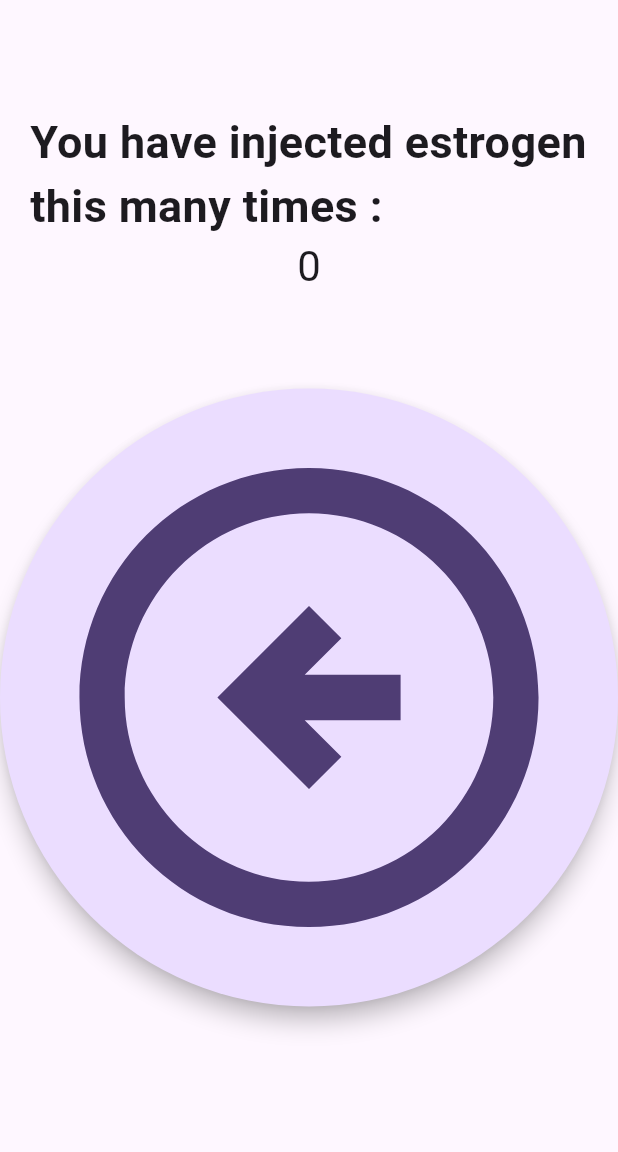
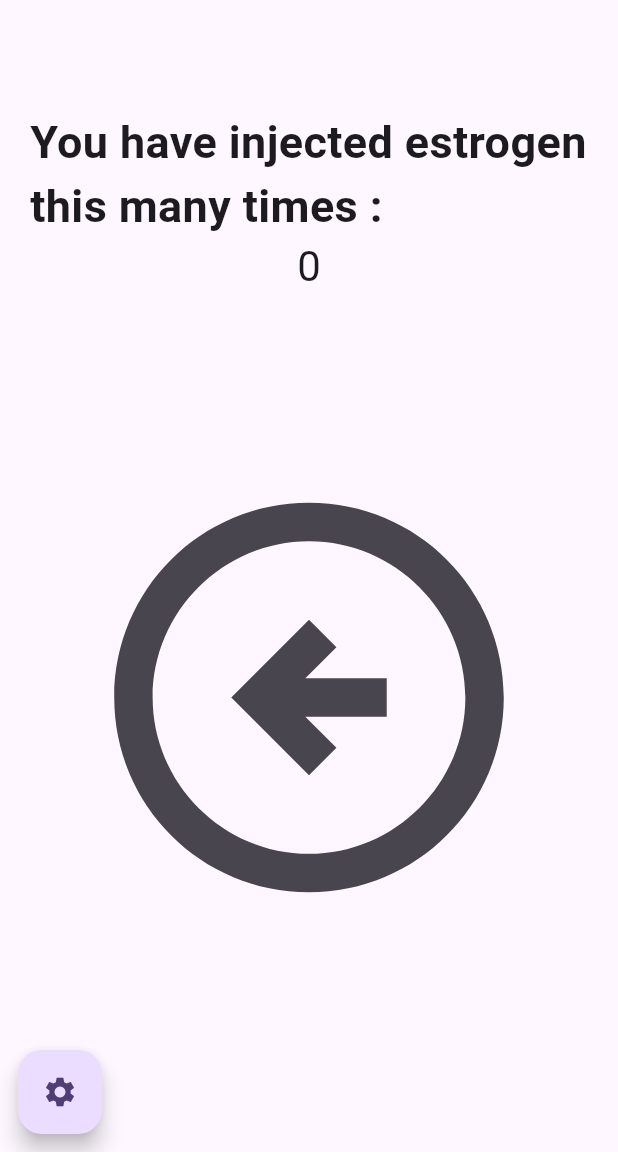
Before and after one commit to Frozzie89/injection_tracker, a Flutter app: the screen it shows after launch, on a phone screen of 412 x 824 dp, the part 84-1236 px from its top. Run offline on Flutter 3.47's test engine with Material 3 defaults, Android fonts, the light colour scheme and no system bars.

Commit message:
new settings view with dynamic listview

```diff
--- a/lib/main.dart
+++ b/lib/main.dart
@@ -1,4 +1,5 @@
 import 'package:flutter/material.dart';
+import 'package:injection_tracker/settings.dart';
 
 void main() {
   runApp(const InjectionTracker());
@@ -10,7 +11,7 @@ class InjectionTracker extends StatelessWidget {
   @override
   Widget build(BuildContext context) {
     return MaterialApp(
-      title: 'Flutter Demo',
+      title: 'Injection Tracker',
       theme: ThemeData(
         colorScheme: ColorScheme.fromSeed(seedColor: Colors.deepPurple),
       ),
@@ -50,7 +51,7 @@ class _MyHomePageState extends State<MyHomePage> {
           mainAxisAlignment: MainAxisAlignment.center,
           children: <Widget>[
             Padding(
-              padding: EdgeInsetsGeometry.all(20.0),
+              padding: EdgeInsets.all(20.0),
               child: Column(
                 children: [
                   const Text(
@@ -71,15 +72,26 @@ class _MyHomePageState extends State<MyHomePage> {
               height: 500.0,
               width: 500.0,
               child: FittedBox(
-                child: FloatingActionButton(
+                child: IconButton(
                   onPressed: _incrementCounter,
-                  shape: const CircleBorder(),
-                  child: Icon(arrowDirection(), size: 50.0),
+                  icon: Icon(arrowDirection(), size: 50.0),
                 ),
               ),
             ),
           ],
         ),
+      ),
+      floatingActionButtonLocation: FloatingActionButtonLocation.miniStartFloat,
+      floatingActionButton: FloatingActionButton(
+        onPressed: () {
+          Navigator.push(
+            context,
+            MaterialPageRoute<void>(
+              builder: (context) => const SettingsWidget(),
+            ),
+          );
+        },
+        child: Icon(Icons.settings),
       ),
     );
   }
```
Also changed, not shown: lib/settings.dart (added, +37 -0 lines).
